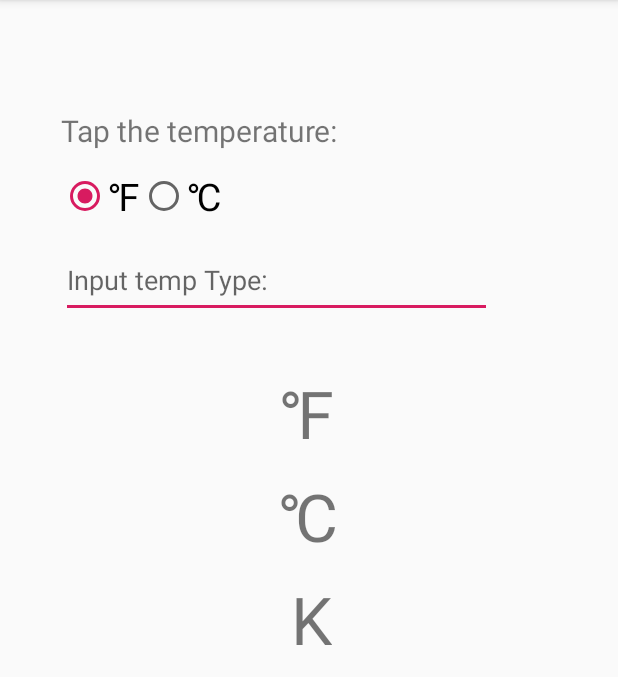
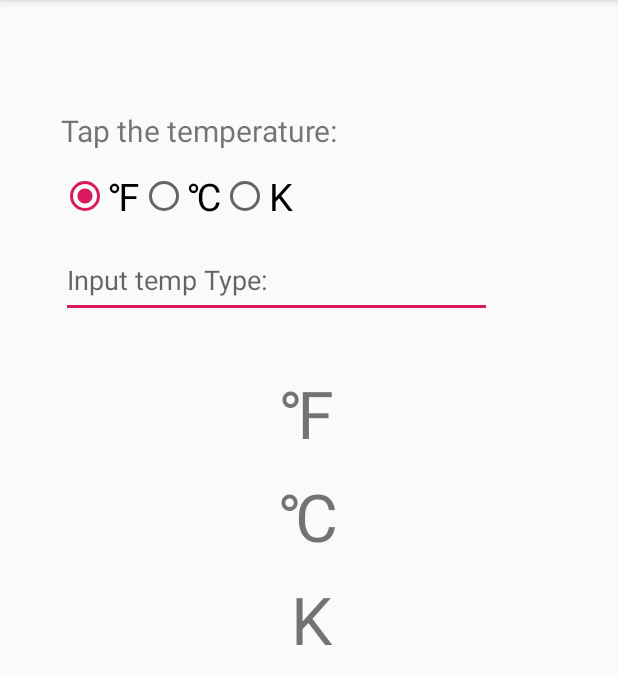
Before and after one commit to DerrickPikachu/TempConversion, an Android app: the screen it shows after launch (MainActivity), on a phone screen of 412 x 824 dp, the part 84-761 px from its top. Run offline under Robolectric (Android 15) with nearby library versions, the phone set to English and light mode, and no system bars.

```diff
--- a/app/src/main/res/layout/activity_main.xml
+++ b/app/src/main/res/layout/activity_main.xml
@@ -29,6 +29,14 @@
             android:layout_width="match_parent"
             android:layout_height="wrap_content"
             android:text="@string/charC"
+            android:textSize="25sp" />
+
+        <RadioButton
+            android:id="@+id/K"
+            android:layout_width="wrap_content"
+            android:layout_height="wrap_content"
+            android:layout_weight="1"
+            android:text="@string/charK"
             android:textSize="25sp" />
     </RadioGroup>
 
```
Also changed, not shown: app/src/main/java/com/example/tempconversion/MainActivity.java (+17 -5 lines).
